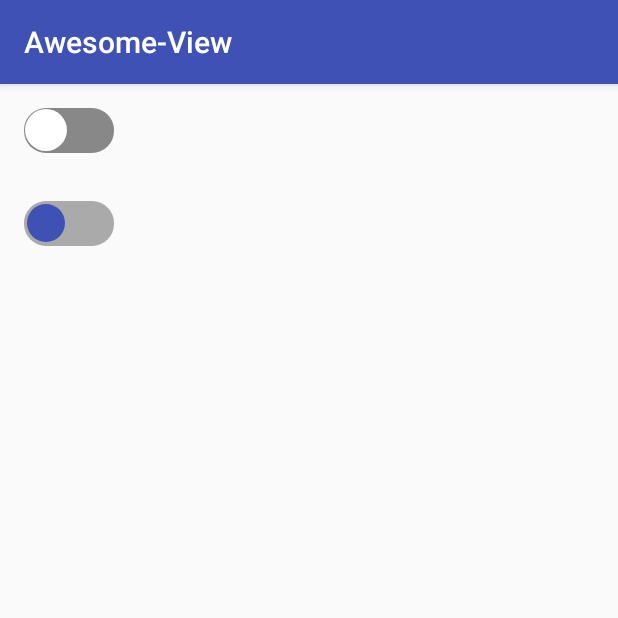
After one commit to shucc/Awesome_View, an Android app: the SwitchActivity screen opened directly, with no data from a screen before it, on a phone screen of 412 x 824 dp, the top half of it. The commit adds this screen. Run offline under Robolectric (Android 15) with nearby library versions, the phone set to English and light mode, and no system bars.

Commit message:
add switchbutton

```diff
--- a/app/src/main/AndroidManifest.xml
+++ b/app/src/main/AndroidManifest.xml
@@ -17,7 +17,8 @@
         </activity>
         <activity android:name=".CircleActivity" />
         <activity android:name=".SideslipActivity" />
-        <activity android:name=".HorizontalActivity"></activity>
+        <activity android:name=".HorizontalActivity" />
+        <activity android:name=".SwitchActivity"></activity>
     </application>
 
 </manifest>
--- a/app/src/main/java/org/cchao/awesome/MainActivity.java
+++ b/app/src/main/java/org/cchao/awesome/MainActivity.java
@@ -30,5 +30,11 @@ public class MainActivity extends AppCompatActivity {
                 startActivity(new Intent(MainActivity.this, HorizontalActivity.class));
             }
         });
+        this.findViewById(R.id.activity_main_btn_horizontal_switch).setOnClickListener(new View.OnClickListener() {
+            @Override
+            public void onClick(View v) {
+                startActivity(new Intent(MainActivity.this, SwitchActivity.class));
+            }
+        });
     }
 }
--- /dev/null
+++ b/app/src/main/java/org/cchao/awesome/SwitchActivity.java
@@ -0,0 +1,13 @@
+package org.cchao.awesome;
+
+import android.support.v7.app.AppCompatActivity;
+import android.os.Bundle;
+
+public class SwitchActivity extends AppCompatActivity {
+
+    @Override
+    protected void onCreate(Bundle savedInstanceState) {
+        super.onCreate(savedInstanceState);
+        setContentView(R.layout.activity_switch);
+    }
+}
--- /dev/null
+++ b/app/src/main/java/org/cchao/awesome/widget/SwitchButton.java
@@ -0,0 +1,129 @@
+package org.cchao.awesome.widget;
+
+import android.content.Context;
+import android.content.res.TypedArray;
+import android.graphics.Canvas;
+import android.graphics.Color;
+import android.graphics.Paint;
+import android.graphics.RectF;
+import android.util.AttributeSet;
+import android.util.TypedValue;
+import android.view.MotionEvent;
+import android.view.View;
+
+import org.cchao.awesome.R;
+
+public class SwitchButton extends View {
+
+    //选中时背景色
+    private int selectColor;
+
+    //未选中时背景色
+    private int normalColor;
+
+    //选择按钮颜色
+    private int buttonColor;
+
+    //选择按钮padding
+    private int buttonPadding;
+
+    //滑动动画时间
+    private int switchRate;
+
+    //是否选中
+    private boolean isSelect = false;
+
+    //是否有动画
+    private boolean isAnim = false;
+
+    private Paint paint;
+    private RectF rectF;
+
+    //重绘次数
+    private int paintTimes = 0;
+
+    public SwitchButton(Context context) {
+        this(context, null);
+    }
+
+    public SwitchButton(Context context, AttributeSet attrs) {
+        this(context, attrs, 0);
+    }
+
+    public SwitchButton(Context context, AttributeSet attrs, int defStyle) {
+        super(context, attrs, defStyle);
+
+        TypedArray typedArray = context.getTheme().obtainStyledAttributes(attrs, R.styleable.SwitchButton, defStyle, 0);
+        selectColor = typedArray.getColor(R.styleable.SwitchButton_selectColor, Color.RED);
+        normalColor = typedArray.getColor(R.styleable.SwitchButton_normalColor, Color.GRAY);
+        buttonColor = typedArray.getColor(R.styleable.SwitchButton_buttonColor, Color.WHITE);
+        buttonPadding = typedArray.getDimensionPixelSize(R.styleable.SwitchButton_buttonPadding, (int) TypedValue.applyDimension(
+                TypedValue.COMPLEX_UNIT_DIP, 1, getResources().getDisplayMetrics()));
+        switchRate = typedArray.getInteger(R.styleable.SwitchButton_switchRate, 10);
+        typedArray.recycle();
+
+        paint = new Paint();
+        paint.setAntiAlias(true);
+    }
+
+    @Override
+    protected void onDraw(Canvas canvas) {
+        int width = getWidth();
+        int height = getHeight();
+        //选择按钮半径
+        float buttonRadius = height - buttonPadding * 2 >> 1;
+        //动画要移动总距离
+        float animDistance = width - buttonRadius * 2 - buttonPadding * 2;
+        //每次移动距离
+        float animEach = animDistance / switchRate;
+
+        rectF = new RectF(0, 0, width, height);
+        if (isSelect) {
+            paint.setColor(selectColor);
+            canvas.drawRoundRect(rectF, height / 2, height / 2, paint);
+            paint.setColor(buttonColor);
+            if (isAnim) {
+                canvas.drawCircle(buttonRadius + buttonPadding + animEach * paintTimes, buttonRadius + buttonPadding, buttonRadius, paint);
+            } else {
+                canvas.drawCircle(width - buttonRadius - buttonPadding, buttonRadius + buttonPadding, buttonRadius, paint);
+            }
+        } else {
+            paint.setColor(normalColor);
+            canvas.drawRoundRect(rectF, height / 2, height / 2, paint);
+            paint.setColor(buttonColor);
+            if (isAnim) {
+                canvas.drawCircle(width - buttonRadius - buttonPadding - animEach * paintTimes, buttonRadius + buttonPadding, buttonRadius, paint);
+            } else {
+                canvas.drawCircle(buttonRadius + buttonPadding, buttonRadius + buttonPadding, buttonRadius, paint);
+            }
+        }
+
+        //移动动画
+        if (paintTimes < switchRate && isAnim) {
+            paintTimes++;
+            invalidate();
+        } else {
+            paintTimes = 0;
+            isAnim = false;
+        }
+    }
+
+    @Override
+    public boolean dispatchTouchEvent(MotionEvent event) {
+        if (event.getAction() == MotionEvent.ACTION_DOWN) {
+            isSelect = !isSelect;
+            isAnim = true;
+            postInvalidate();
+        }
+        return false;
+    }
+
+    public boolean isSelect() {
+        return isSelect;
+    }
+
+    public void setSelect(boolean select) {
+        isSelect = select;
+        postInvalidate();
+    }
+}
--- a/app/src/main/res/layout/activity_main.xml
+++ b/app/src/main/res/layout/activity_main.xml
@@ -26,4 +26,10 @@
         android:layout_width="match_parent"
         android:layout_height="wrap_content" />
 
+    <Button
+        android:id="@+id/activity_main_btn_horizontal_switch"
+        android:text="Switch控件"
+        android:layout_width="match_parent"
+        android:layout_height="wrap_content" />
+
 </LinearLayout>
--- /dev/null
+++ b/app/src/main/res/layout/activity_switch.xml
@@ -0,0 +1,24 @@
+<?xml version="1.0" encoding="utf-8"?>
+<LinearLayout xmlns:android="http://schemas.android.com/apk/res/android"
+    xmlns:swith="http://schemas.android.com/apk/res-auto"
+    android:orientation="vertical"
+    android:layout_width="match_parent"
+    android:layout_height="match_parent">
+
+    <org.cchao.awesome.widget.SwitchButton
+        android:layout_margin="16dp"
+        android:layout_width="60dp"
+        android:layout_height="30dp" />
+
+    <org.cchao.awesome.widget.SwitchButton
+        android:layout_margin="16dp"
+        android:layout_width="60dp"
+        android:layout_height="30dp"
+
+        swith:normalColor="@android:color/darker_gray"
+        swith:selectColor="#7F3F51B5"
+        swith:buttonColor="@color/colorPrimary"
+        swith:buttonPadding="2dp"
+        swith:switchRate="20"/>
+
+</LinearLayout>
```
Also changed, not shown: app/src/main/res/values/attrs.xml (+7 -0 lines), app/src/main/res/drawable-xxhdpi/switch_bottom.png (added), app/src/main/res/drawable-xxhdpi/switch_btn_pressed.png (added), app/src/main/res/drawable-xxhdpi/switch_frame.png (added), app/src/main/res/drawable-xxhdpi/switch_mask.png (added), 1 other file.
